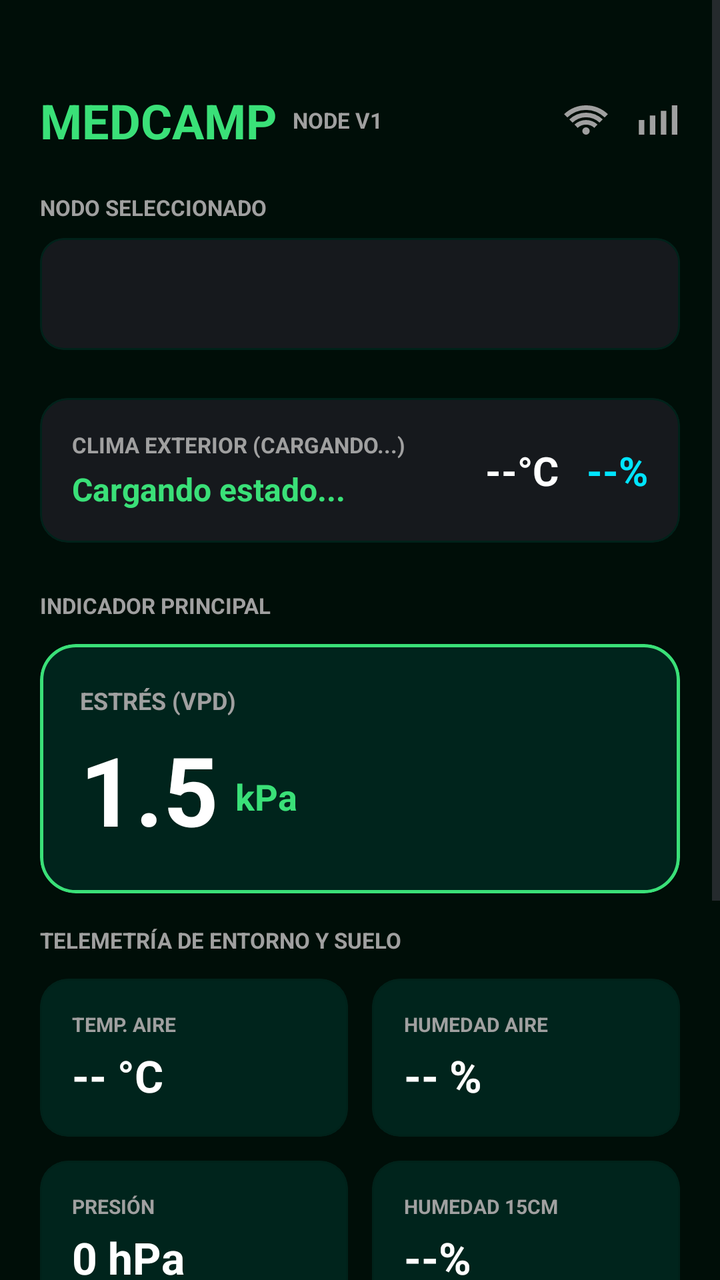
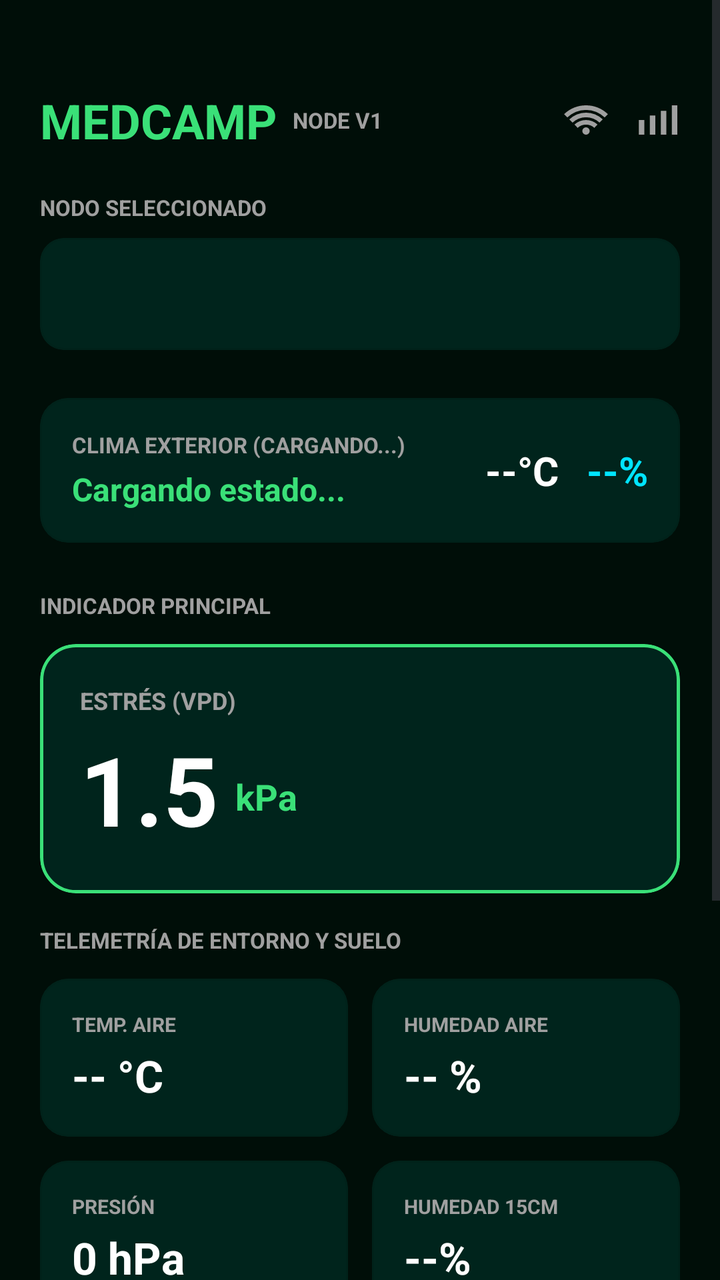

Screens rendered from an Android XML layout before and after an edit, with the pre-edit source and the edit as a unified diff.
<!-- AndroidManifest.xml: application theme Theme.MedCamp -->
<!-- res/layout/activity_main.xml -->
<?xml version="1.0" encoding="utf-8"?>
<ScrollView xmlns:android="http://schemas.android.com/apk/res/android"
    xmlns:app="http://schemas.android.com/apk/res-auto"
    android:layout_width="match_parent"
    android:layout_height="match_parent"
    android:background="@color/bg_dark_deep"
    android:fillViewport="true">

    <LinearLayout
        android:layout_width="match_parent"
        android:layout_height="wrap_content"
        android:orientation="vertical"
        android:padding="20dp">

        <LinearLayout
            android:layout_width="match_parent"
            android:layout_height="wrap_content"
            android:orientation="horizontal"
            android:gravity="center_vertical"
            android:layout_marginTop="24dp"
            android:layout_marginBottom="20dp">

            <LinearLayout
                android:layout_width="0dp"
                android:layout_height="wrap_content"
                android:layout_weight="1"
                android:orientation="horizontal"
                android:gravity="center_vertical">

                <TextView
                    android:layout_width="wrap_content"
                    android:layout_height="wrap_content"
                    android:text="MEDCAMP"
                    android:textColor="@color/green_neon"
                    android:textSize="24sp"
                    android:textStyle="bold" />

                <TextView
                    android:layout_width="wrap_content"
                    android:layout_height="wrap_content"
                    android:text="NODE V1"
                    android:textColor="@color/text_muted_gray"
                    android:textSize="11sp"
                    android:textStyle="bold"
                    android:layout_marginStart="8dp"/>
            </LinearLayout>

            <LinearLayout
                android:layout_width="wrap_content"
                android:layout_height="wrap_content"
                android:orientation="horizontal">

                <ImageView
                    android:id="@+id/imgWifi"
                    android:layout_width="22dp"
                    android:layout_height="22dp"
                    android:layout_marginEnd="14dp"
                    android:src="@drawable/ic_wifi"
                    app:tint="@color/text_muted_gray" />

                <ImageView
                    android:id="@+id/imgLora"
                    android:layout_width="22dp"
                    android:layout_height="22dp"
                    android:src="@drawable/ic_lora"
                    app:tint="@color/text_muted_gray" />
            </LinearLayout>
        </LinearLayout>

        <TextView
            android:layout_width="wrap_content"
            android:layout_height="wrap_content"
            android:layout_marginBottom="8dp"
            android:text="NODO SELECCIONADO"
            android:textColor="@color/text_muted_gray"
            android:textSize="11sp"
            android:textStyle="bold" />

        <com.google.android.material.card.MaterialCardView
            android:layout_width="match_parent"
            android:layout_height="wrap_content"
            android:layout_marginBottom="24dp"
            app:cardBackgroundColor="#16191D"
            app:strokeColor="@color/border_subtle"
            app:strokeWidth="1dp"
            app:cardCornerRadius="12dp"
            app:cardElevation="0dp">

            <LinearLayout
                android:layout_width="match_parent"
                android:layout_height="wrap_content"
                android:orientation="horizontal"
                android:padding="4dp"
                android:gravity="center_vertical">

                <Spinner
                    android:id="@+id/spinnerNodos"
                    android:layout_width="match_parent"
                    android:layout_height="48dp"
                    android:background="?attr/selectableItemBackground"
                    android:popupBackground="#16191D" />
            </LinearLayout>
        </com.google.android.material.card.MaterialCardView>
        <com.google.android.material.card.MaterialCardView
            android:layout_width="match_parent"
            android:layout_height="wrap_content"
            android:layout_marginBottom="24dp"
            app:cardBackgroundColor="#16191D"
            app:strokeColor="@color/border_subtle"
            app:strokeWidth="1dp"
            app:cardCornerRadius="14dp"
            app:cardElevation="0dp">

            <LinearLayout
                android:layout_width="match_parent"
                android:layout_height="wrap_content"
                android:orientation="horizontal"
                android:padding="16dp"
                android:gravity="center_vertical">

                <LinearLayout
                    android:layout_width="0dp"
                    android:layout_height="wrap_content"
                    android:layout_weight="1"
                    android:orientation="vertical">

                    <TextView
                        android:id="@+id/tvCiudadClima"
                        android:layout_width="wrap_content"
                        android:layout_height="wrap_content"
                        android:text="CLIMA EXTERIOR (CARGANDO...)"
                        android:textColor="@color/text_muted_gray"
                        android:textSize="11sp"
                        android:textStyle="bold" />

                    <TextView
                        android:id="@+id/tvCondicionClima"
                        android:layout_width="wrap_content"
                        android:layout_height="wrap_content"
                        android:layout_marginTop="4dp"
                        android:text="Cargando estado..."
                        android:textColor="@color/green_neon"
                        android:textSize="16sp"
                        android:textStyle="bold" />
                </LinearLayout>

                <LinearLayout
                    android:layout_width="wrap_content"
                    android:layout_height="wrap_content"
                    android:orientation="horizontal"
                    android:gravity="end">

                    <TextView
                        android:id="@+id/tvTempClima"
                        android:layout_width="wrap_content"
                        android:layout_height="wrap_content"
                        android:text="--°C"
                        android:textColor="@color/text_pure_white"
                        android:textSize="20sp"
                        android:textStyle="bold"
                        android:layout_marginEnd="14dp"/>

                    <TextView
                        android:id="@+id/tvHumClima"
                        android:layout_width="wrap_content"
                        android:layout_height="wrap_content"
                        android:text="--%"
                        android:textColor="@color/temp_cyan"
                        android:textSize="20sp"
                        android:textStyle="bold" />
                </LinearLayout>
            </LinearLayout>
        </com.google.android.material.card.MaterialCardView>

        <TextView
            android:layout_width="wrap_content"
            android:layout_height="wrap_content"
            android:layout_marginBottom="12dp"
            android:text="INDICADOR PRINCIPAL"
            android:textColor="@color/text_muted_gray"
            android:textSize="11sp"
            android:textStyle="bold" />

        <com.google.android.material.card.MaterialCardView
            android:id="@+id/cardVPD"
            android:layout_width="match_parent"
            android:layout_height="wrap_content"
            android:layout_marginBottom="16dp"
            android:clickable="true"
            android:focusable="true"
            app:cardBackgroundColor="@color/bg_card_dark"
            app:strokeColor="@color/green_neon"
            app:strokeWidth="1.5dp"
            app:cardCornerRadius="18dp"
            app:cardElevation="0dp">

            <LinearLayout
                android:layout_width="match_parent"
                android:layout_height="wrap_content"
                android:padding="20dp"
                android:orientation="vertical">

                <TextView
                    android:layout_width="wrap_content"
                    android:layout_height="wrap_content"
                    android:text="ESTRÉS (VPD)"
                    android:textColor="@color/text_muted_gray"
                    android:textSize="12sp"
                    android:textStyle="bold"/>

                <LinearLayout
                    android:layout_width="wrap_content"
                    android:layout_height="wrap_content"
                    android:orientation="horizontal"
                    android:gravity="bottom"
                    android:layout_marginTop="4dp">
                    <TextView
                        android:id="@+id/tvVPD"
                        android:layout_width="wrap_content"
                        android:layout_height="wrap_content"
                        android:text="1.5"
                        android:textColor="@color/text_pure_white"
                        android:textSize="48sp"
                        android:textStyle="bold"/>
                    <TextView
                        android:layout_width="wrap_content"
                        android:layout_height="wrap_content"
                        android:text=" kPa"
                        android:textColor="@color/green_neon"
                        android:textSize="18sp"
                        android:layout_marginBottom="8dp"
                        android:layout_marginStart="4dp"
                        android:textStyle="bold"/>
                </LinearLayout>
            </LinearLayout>
        </com.google.android.material.card.MaterialCardView>

        <TextView
            android:layout_width="wrap_content"
            android:layout_height="wrap_content"
            android:layout_marginBottom="12dp"
            android:text="TELEMETRÍA DE ENTORNO Y SUELO"
            android:textColor="@color/text_muted_gray"
            android:textSize="11sp"
            android:textStyle="bold" />

        <LinearLayout
            android:layout_width="match_parent"
            android:layout_height="wrap_content"
            android:orientation="horizontal"
            android:weightSum="2"
            android:layout_marginBottom="12dp">

            <com.google.android.material.card.MaterialCardView
                android:id="@+id/cardTempAire"
                android:layout_width="0dp"
                android:layout_height="wrap_content"
                android:layout_weight="1"
                android:layout_marginEnd="6dp"
                android:clickable="true"
                android:focusable="true"
                app:cardBackgroundColor="@color/bg_card_dark"
                app:strokeColor="@color/border_subtle"
                app:strokeWidth="1dp"
                app:cardCornerRadius="14dp"
                app:cardElevation="0dp">
                <LinearLayout
                    android:layout_width="match_parent"
                    android:layout_height="wrap_content"
                    android:padding="16dp"
                    android:orientation="vertical">
                    <TextView
                        android:layout_width="wrap_content"
                        android:layout_height="wrap_content"
                        android:text="TEMP. AIRE"
                        android:textColor="@color/text_muted_gray"
                        android:textSize="10sp"
                        android:textStyle="bold"/>
                    <TextView
                        android:id="@+id/tvTempAire"
                        android:layout_width="wrap_content"
                        android:layout_height="wrap_content"
                        android:layout_marginTop="4dp"
                        android:text="-- °C"
                        android:textColor="@color/text_pure_white"
                        android:textSize="22sp"
                        android:textStyle="bold"/>
                </LinearLayout>
            </com.google.android.material.card.MaterialCardView>

            <com.google.android.material.card.MaterialCardView
                android:id="@+id/cardHumAire"
                android:layout_width="0dp"
                android:layout_height="wrap_content"
                android:layout_weight="1"
                android:layout_marginStart="6dp"
                android:clickable="true"
                android:focusable="true"
                app:cardBackgroundColor="@color/bg_card_dark"
                app:strokeColor="@color/border_subtle"
                app:strokeWidth="1dp"
                app:cardCornerRadius="14dp"
                app:cardElevation="0dp">
                <LinearLayout
                    android:layout_width="match_parent"
                    android:layout_height="wrap_content"
                    android:padding="16dp"
                    android:orientation="vertical">
                    <TextView
                        android:layout_width="wrap_content"
                        android:layout_height="wrap_content"
                        android:text="HUMEDAD AIRE"
                        android:textColor="@color/text_muted_gray"
                        android:textSize="10sp"
                        android:textStyle="bold"/>
                    <TextView
                        android:id="@+id/tvHumAire"
                        android:layout_width="wrap_content"
                        android:layout_height="wrap_content"
                        android:layout_marginTop="4dp"
                        android:text="-- %"
                        android:textColor="@color/text_pure_white"
                        android:textSize="22sp"
                        android:textStyle="bold"/>
                </LinearLayout>
            </com.google.android.material.card.MaterialCardView>
        </LinearLayout>

        <LinearLayout
            android:layout_width="match_parent"
            android:layout_height="wrap_content"
            android:orientation="horizontal"
            android:weightSum="2"
            android:layout_marginBottom="12dp">

            <com.google.android.material.card.MaterialCardView
                android:id="@+id/cardPresion"
                android:layout_width="0dp"
                android:layout_height="wrap_content"
                android:layout_weight="1"
                android:layout_marginEnd="6dp"
                android:clickable="true"
                android:focusable="true"
                app:cardBackgroundColor="@color/bg_card_dark"
                app:strokeColor="@color/border_subtle"
                app:strokeWidth="1dp"
                app:cardCornerRadius="14dp"
                app:cardElevation="0dp">
                <LinearLayout
                    android:layout_width="match_parent"
                    android:layout_height="wrap_content"
                    android:padding="16dp"
                    android:orientation="vertical">
                    <TextView
                        android:layout_width="wrap_content"
                        android:layout_height="wrap_content"
                        android:text="PRESIÓN"
                        android:textColor="@color/text_muted_gray"
                        android:textSize="10sp"
                        android:textStyle="bold"/>
                    <TextView
                        android:id="@+id/tvPresion"
                        android:layout_width="wrap_content"
                        android:layout_height="wrap_content"
                        android:layout_marginTop="4dp"
                        android:text="0 hPa"
                        android:textColor="@color/text_pure_white"
                        android:textSize="22sp"
                        android:textStyle="bold"/>
                </LinearLayout>
            </com.google.android.material.card.MaterialCardView>

            <com.google.android.material.card.MaterialCardView
                android:id="@+id/cardHum15"
                android:layout_width="0dp"
                android:layout_height="wrap_content"
                android:layout_weight="1"
                android:layout_marginStart="6dp"
                android:clickable="true"
                android:focusable="true"
                app:cardBackgroundColor="@color/bg_card_dark"
                app:strokeColor="@color/border_subtle"
                app:strokeWidth="1dp"
                app:cardCornerRadius="14dp"
                app:cardElevation="0dp">
                <LinearLayout
                    android:layout_width="match_parent"
                    android:layout_height="wrap_content"
                    android:padding="16dp"
                    android:orientation="vertical">
                    <TextView
                        android:layout_width="wrap_content"
                        android:layout_height="wrap_content"
                        android:text="HUMEDAD 15CM"
                        android:textColor="@color/text_muted_gray"
                        android:textSize="10sp"
                        android:textStyle="bold"/>
                    <TextView
                        android:id="@+id/tvHum15"
                        android:layout_width="wrap_content"
                        android:layout_height="wrap_content"
                        android:layout_marginTop="4dp"
                        android:text="--%"
                        android:textColor="@color/text_pure_white"
                        android:textSize="22sp"
                        android:textStyle="bold"/>
                </LinearLayout>
            </com.google.android.material.card.MaterialCardView>
        </LinearLayout>

        <LinearLayout
            android:layout_width="match_parent"
            android:layout_height="wrap_content"
            android:orientation="horizontal"
            android:weightSum="2"
            android:layout_marginBottom="12dp">

            <com.google.android.material.card.MaterialCardView
                android:id="@+id/cardHum40"
                android:layout_width="0dp"
                android:layout_height="wrap_content"
                android:layout_weight="1"
                android:layout_marginEnd="6dp"
                android:clickable="true"
                android:focusable="true"
                app:cardBackgroundColor="@color/bg_card_dark"
                app:strokeColor="@color/border_subtle"
                app:strokeWidth="1dp"
                app:cardCornerRadius="14dp"
                app:cardElevation="0dp">
                <LinearLayout
                    android:layout_width="match_parent"
                    android:layout_height="wrap_content"
                    android:padding="16dp"
                    android:orientation="vertical">
                    <TextView
                        android:layout_width="wrap_content"
                        android:layout_height="wrap_content"
                        android:text="HUMEDAD 40CM"
                        android:textColor="@color/text_muted_gray"
                        android:textSize="10sp"
                        android:textStyle="bold"/>
                    <TextView
                        android:id="@+id/tvHum40"
                        android:layout_width="wrap_content"
                        android:layout_height="wrap_content"
                        android:layout_marginTop="4dp"
                        android:text="--%"
                        android:textColor="@color/text_pure_white"
                        android:textSize="22sp"
                        android:textStyle="bold"/>
                </LinearLayout>
            </com.google.android.material.card.MaterialCardView>

            <com.google.android.material.card.MaterialCardView
                android:id="@+id/cardTempSuelo"
                android:layout_width="0dp"
                android:layout_height="wrap_content"
                android:layout_weight="1"
                android:layout_marginStart="6dp"
                android:clickable="true"
                android:focusable="true"
                app:cardBackgroundColor="@color/bg_card_dark"
                app:strokeColor="@color/border_subtle"
                app:strokeWidth="1dp"
                app:cardCornerRadius="14dp"
                app:cardElevation="0dp">
                <LinearLayout
                    android:layout_width="match_parent"
                    android:layout_height="wrap_content"
                    android:padding="16dp"
                    android:orientation="vertical">
                    <TextView
                        android:layout_width="wrap_content"
                        android:layout_height="wrap_content"
                        android:text="TEMP. SUELO"
                        android:textColor="@color/text_muted_gray"
                        android:textSize="10sp"
                        android:textStyle="bold"/>
                    <TextView
                        android:id="@+id/tvTempSuelo"
                        android:layout_width="wrap_content"
                        android:layout_height="wrap_content"
                        android:layout_marginTop="4dp"
                        android:text="-- °C"
                        android:textColor="@color/text_pure_white"
                        android:textSize="22sp"
                        android:textStyle="bold"/>
                </LinearLayout>
            </com.google.android.material.card.MaterialCardView>
        </LinearLayout>

        <View
            android:layout_width="match_parent"
            android:layout_height="40dp" />

        <Button
            android:id="@+id/btnIrHistorial"
            android:layout_width="match_parent"
            android:layout_height="wrap_content"
            android:layout_margin="16dp"
            android:backgroundTint="#2E4053"
            android:padding="14dp"
            android:text="VER HISTORIAL DE ALERTAS"
            android:textColor="#FFFFFF"
            android:textStyle="bold" />

    </LinearLayout>
</ScrollView>
<!-- resources referenced by this layout -->
<resources>
  <color name="bg_card_dark">#00241C</color>
  <color name="bg_dark_deep">#000E08</color>
  <color name="border_subtle">#00221A</color>
  <color name="green_neon">#3AE078</color>
  <color name="temp_cyan">#00E5FF</color>
  <color name="text_muted_gray">#A0A0A0</color>
  <color name="text_pure_white">#FFFFFF</color>
  <!-- drawable ic_lora (drawable) -->
  <vector xmlns:android="http://schemas.android.com/apk/res/android" android:height="24dp" android:tint="#000000" android:viewportHeight="960" android:viewportWidth="960" android:width="24dp">
        
      <path android:fillColor="@android:color/white" android:pathData="M60,800L60,480L180,480L180,800L60,800ZM300,800L300,380L420,380L420,800L300,800ZM540,800L540,280L660,280L660,800L540,800ZM780,800L780,160L900,160L900,800L780,800Z"/>
      
  </vector>
  <!-- drawable ic_wifi (drawable) -->
  <vector xmlns:android="http://schemas.android.com/apk/res/android" android:height="24dp" android:tint="#000000" android:viewportHeight="960" android:viewportWidth="960" android:width="24dp">
        
      <path android:fillColor="@android:color/white" android:pathData="M298,651L228,580Q279,532 344,506Q409,480 480,480Q551,480 616,506Q681,532 732,580L662,651Q624,616 577.5,598Q531,580 480,580Q429,580 382.5,598Q336,616 298,651ZM73,424L2,353Q99,259 222.5,209.5Q346,160 480,160Q614,160 737.5,209.5Q861,259 958,353L887,424Q805,345 700,302.5Q595,260 480,260Q365,260 260,302.5Q155,345 73,424ZM186,538L116,467Q190,396 284,358Q378,320 481,320Q584,320 677.5,357.5Q771,395 845,466L775,537Q715,480 638.5,450Q562,420 480,420Q397,420 321.5,450.5Q246,481 186,538ZM423.5,776.5Q400,753 400,720Q400,687 423.5,663.5Q447,640 480,640Q513,640 536.5,663.5Q560,687 560,720Q560,753 536.5,776.5Q513,800 480,800Q447,800 423.5,776.5Z"/>
      
  </vector>
  <style name="Theme.MedCamp" parent="Theme.Material3.DayNight.NoActionBar">
          <item name="colorPrimary">@color/green_neon</item>
          <item name="colorOnPrimary">@color/bg_dark_deep</item>
  
          <item name="android:windowBackground">@color/bg_dark_deep</item>
  
          <item name="android:statusBarColor">@color/bg_dark_deep</item>
          <item name="android:windowLightStatusBar">false</item>
      </style>
</resources>

<!-- the commit's change to res/layout/activity_main.xml (unified diff, before → after) -->
@@ -80,7 +80,7 @@
             android:layout_width="match_parent"
             android:layout_height="wrap_content"
             android:layout_marginBottom="24dp"
-            app:cardBackgroundColor="#16191D"
+            app:cardBackgroundColor="#00241C"
             app:strokeColor="@color/border_subtle"
             app:strokeWidth="1dp"
             app:cardCornerRadius="12dp"
@@ -98,14 +98,14 @@
                     android:layout_width="match_parent"
                     android:layout_height="48dp"
                     android:background="?attr/selectableItemBackground"
-                    android:popupBackground="#16191D" />
+                    android:popupBackground="#00241C" />
             </LinearLayout>
         </com.google.android.material.card.MaterialCardView>
         <com.google.android.material.card.MaterialCardView
             android:layout_width="match_parent"
             android:layout_height="wrap_content"
             android:layout_marginBottom="24dp"
-            app:cardBackgroundColor="#16191D"
+            app:cardBackgroundColor="#00241C"
             app:strokeColor="@color/border_subtle"
             app:strokeWidth="1dp"
             app:cardCornerRadius="14dp"
